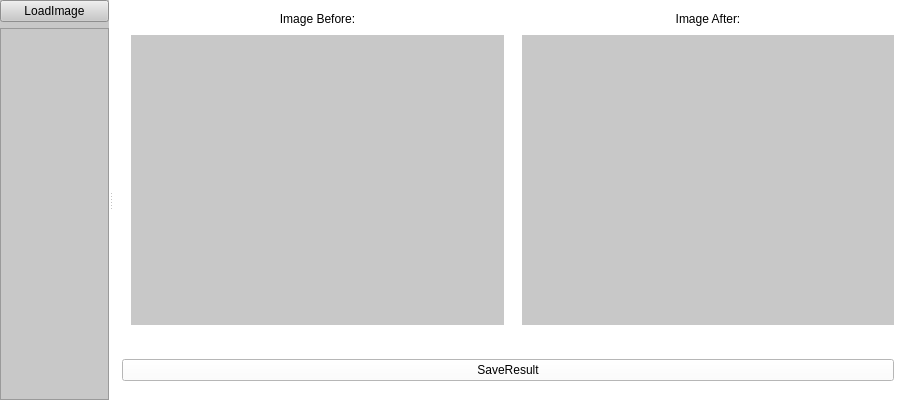
victimsnino/Tagged-object-removal, file app/src/ui/MainWindow/MainWindow.ui: the form before one commit.
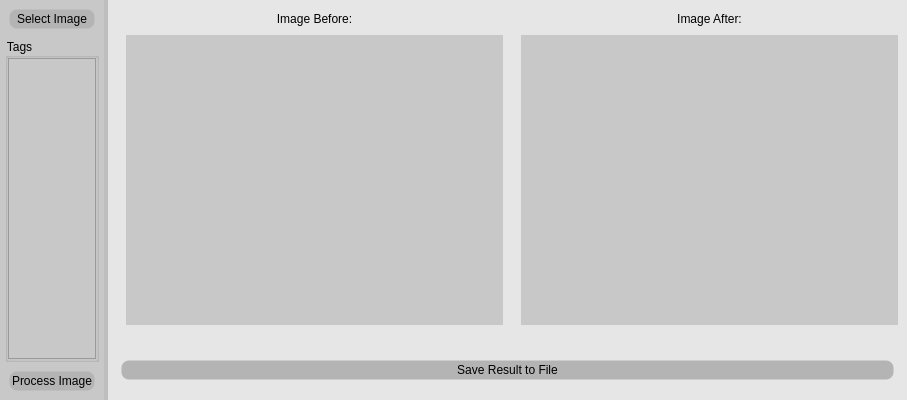
The form after the commit.

Commit message: Add ability to select tags + change UI

Patch:
```diff
--- a/app/src/ui/MainWindow/MainWindow.ui
+++ b/app/src/ui/MainWindow/MainWindow.ui
@@ -6,7 +6,7 @@
    <rect>
     <x>0</x>
     <y>0</y>
-    <width>903</width>
+    <width>907</width>
     <height>400</height>
    </rect>
   </property>
@@ -17,7 +17,13 @@
    </size>
   </property>
   <property name="windowTitle">
-   <string>MainWindow</string>
+   <string>Tagged Object Removal</string>
+  </property>
+  <property name="styleSheet">
+   <string notr="true"/>
+  </property>
+  <property name="unifiedTitleAndToolBarOnMac">
+   <bool>false</bool>
   </property>
   <widget class="QWidget" name="centralwidget">
    <property name="styleSheet">
@@ -41,6 +47,14 @@
     </property>
     <item>
      <widget class="QSplitter" name="ContentSplitter">
+      <property name="autoFillBackground">
+       <bool>false</bool>
+      </property>
+      <property name="styleSheet">
+       <string notr="true">QSplitter::handle {
+    background: rgb(190, 190, 190);
+}</string>
+      </property>
       <property name="orientation">
        <enum>Qt::Horizontal</enum>
       </property>
@@ -70,15 +84,98 @@
         <string notr="true">background-color: rgb(200, 200, 200);</string>
        </property>
        <layout class="QVBoxLayout" name="verticalLayout_3">
+        <property name="spacing">
+         <number>5</number>
+        </property>
+        <property name="leftMargin">
+         <number>5</number>
+        </property>
+        <property name="topMargin">
+         <number>5</number>
+        </property>
+        <property name="rightMargin">
+         <number>5</number>
+        </property>
+        <property name="bottomMargin">
+         <number>5</number>
+        </property>
         <item>
          <widget class="QPushButton" name="load_image">
+          <property name="styleSheet">
+           <string notr="true">QPushButton{
+background-color: rgb(180, 180, 180);
+border-style: hidden;
+border-color: black;
+border-width: 5px;
+border-radius: 10px;
+margin:2px;
+}</string>
+          </property>
           <property name="text">
-           <string>LoadImage</string>
+           <string>Select Image</string>
           </property>
          </widget>
         </item>
         <item>
-         <widget class="QListView" name="listView"/>
+         <widget class="QGroupBox" name="tags_group">
+          <property name="title">
+           <string>Tags</string>
+          </property>
+          <property name="flat">
+           <bool>false</bool>
+          </property>
+          <layout class="QVBoxLayout" name="verticalLayout_7">
+           <property name="spacing">
+            <number>0</number>
+           </property>
+           <property name="leftMargin">
+            <number>0</number>
+           </property>
+           <property name="topMargin">
+            <number>0</number>
+           </property>
+           <property name="rightMargin">
+            <number>0</number>
+           </property>
+           <property name="bottomMargin">
+            <number>0</number>
+           </property>
+           <item>
+            <widget class="QScrollArea" name="tags_scroll">
+             <property name="widgetResizable">
+              <bool>true</bool>
+             </property>
+             <widget class="QWidget" name="tags_scroll_content">
+              <property name="geometry">
+               <rect>
+                <x>0</x>
+                <y>0</y>
+                <width>87</width>
+                <height>300</height>
+               </rect>
+              </property>
+             </widget>
+            </widget>
+           </item>
+          </layout>
+         </widget>
+        </item>
+        <item>
+         <widget class="QPushButton" name="process_image">
+          <property name="styleSheet">
+           <string notr="true">QPushButton{
+background-color: rgb(180, 180, 180);
+border-style: hidden;
+border-color: black;
+border-width: 5px;
+border-radius: 10px;
+margin:2px;
+}</string>
+          </property>
+          <property name="text">
+           <string>Process Image</string>
+          </property>
+         </widget>
         </item>
        </layout>
       </widget>
@@ -96,7 +193,7 @@
         </size>
        </property>
        <property name="styleSheet">
-        <string notr="true"/>
+        <string notr="true">background-color: rgb(230, 230, 230);</string>
        </property>
        <layout class="QVBoxLayout" name="verticalLayout_2">
         <item>
@@ -225,8 +322,18 @@
           <layout class="QVBoxLayout" name="verticalLayout_4">
            <item>
             <widget class="QPushButton" name="save_result">
+             <property name="styleSheet">
+              <string notr="true">QPushButton{
+background-color: rgb(180, 180, 180);
+border-style: hidden;
+border-color: black;
+border-width: 5px;
+border-radius: 10px;
+margin:2px;
+}</string>
+             </property>
              <property name="text">
-              <string>SaveResult</string>
+              <string>Save Result to File</string>
              </property>
             </widget>
            </item>
```
The commit also changes 7 other files.
